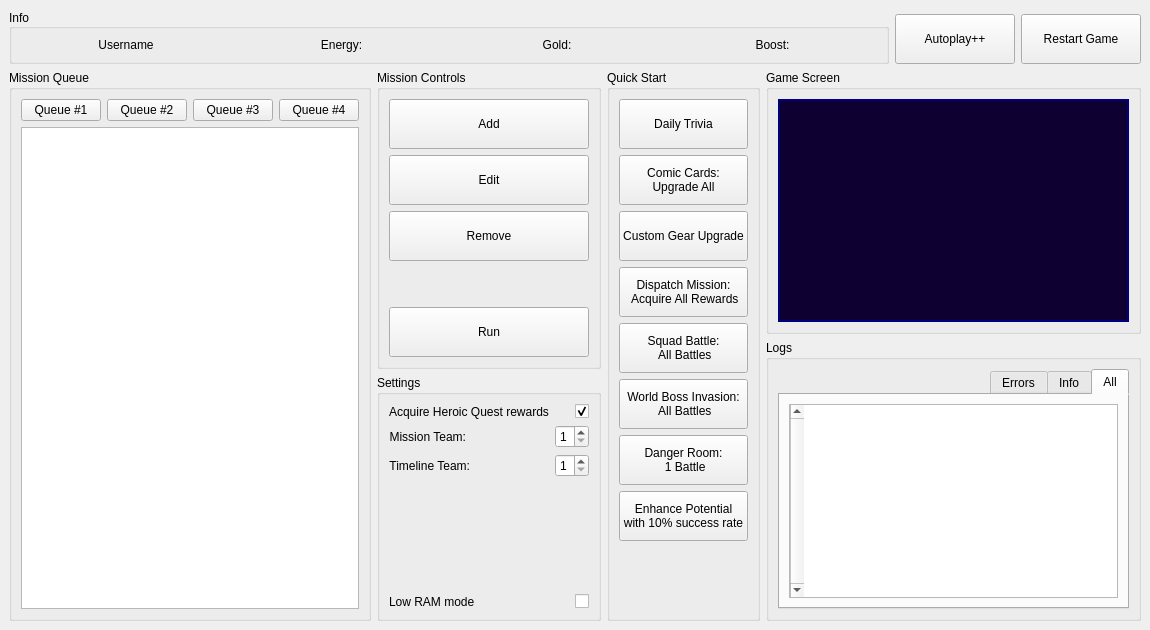
This is lib/gui/designes/main_window.ui in tmarenko/mff_auto as Qt 5 draws it before an edit. The edited form follows.
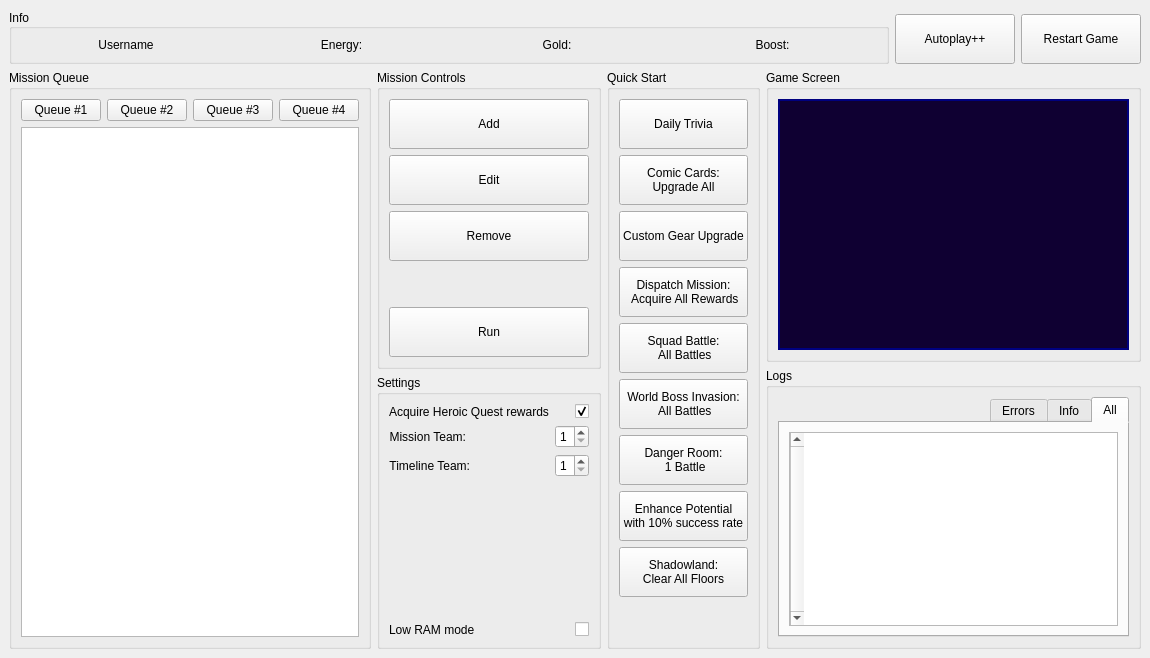
This is the edited form.

```diff
--- a/lib/gui/designes/main_window.ui
+++ b/lib/gui/designes/main_window.ui
@@ -597,6 +597,20 @@
            </property>
           </widget>
          </item>
+         <item>
+          <widget class="QPushButton" name="shadowland_button">
+           <property name="minimumSize">
+            <size>
+             <width>120</width>
+             <height>50</height>
+            </size>
+           </property>
+           <property name="text">
+            <string>Shadowland:
+Clear All Floors</string>
+           </property>
+          </widget>
+         </item>
          <item>
           <spacer name="verticalSpacer">
            <property name="orientation">
```
